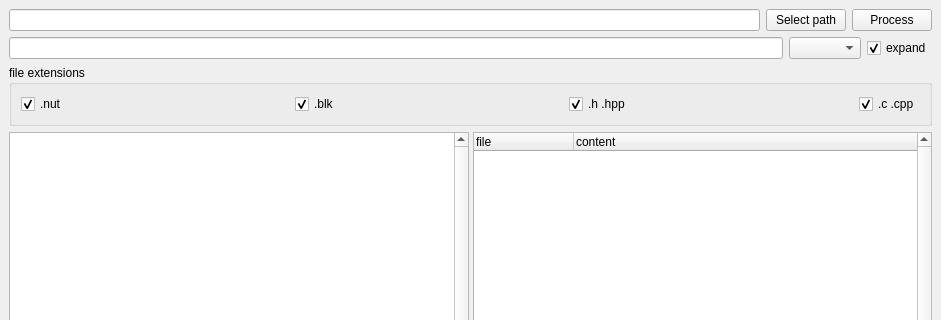
Old version of the form slack.ui in the repository xobkcalb/slack; both pictures show x 0 to 941 and y 0 to 320 of the 941 by 629 pixel window.
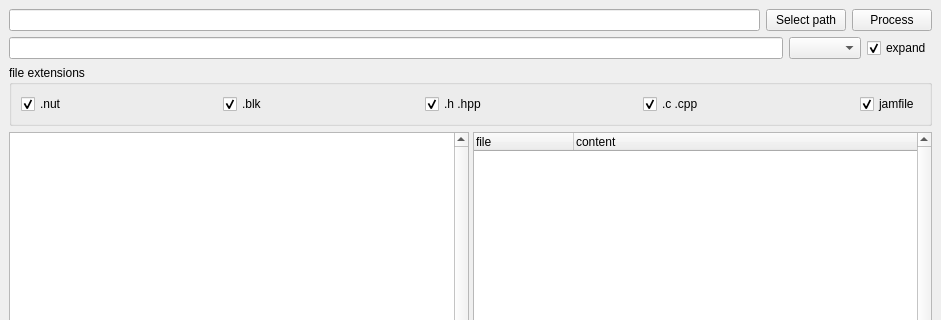
New version of the form. Custom widgets are drawn as their Qt base class.

Commit message: support for jamfiles, some improvements and fixes

```diff
--- a/slack.ui
+++ b/slack.ui
@@ -182,6 +182,35 @@
          </property>
         </widget>
        </item>
+       <item>
+        <spacer name="horizontalSpacer_4">
+         <property name="orientation">
+          <enum>Qt::Horizontal</enum>
+         </property>
+         <property name="sizeHint" stdset="0">
+          <size>
+           <width>146</width>
+           <height>20</height>
+          </size>
+         </property>
+        </spacer>
+       </item>
+       <item>
+        <widget class="QCheckBox" name="jamfilesCheckBox">
+         <property name="sizePolicy">
+          <sizepolicy hsizetype="Minimum" vsizetype="Minimum">
+           <horstretch>0</horstretch>
+           <verstretch>0</verstretch>
+          </sizepolicy>
+         </property>
+         <property name="text">
+          <string>jamfile</string>
+         </property>
+         <property name="checked">
+          <bool>true</bool>
+         </property>
+        </widget>
+       </item>
       </layout>
      </widget>
     </item>
```
The commit also changes 1 other file.
